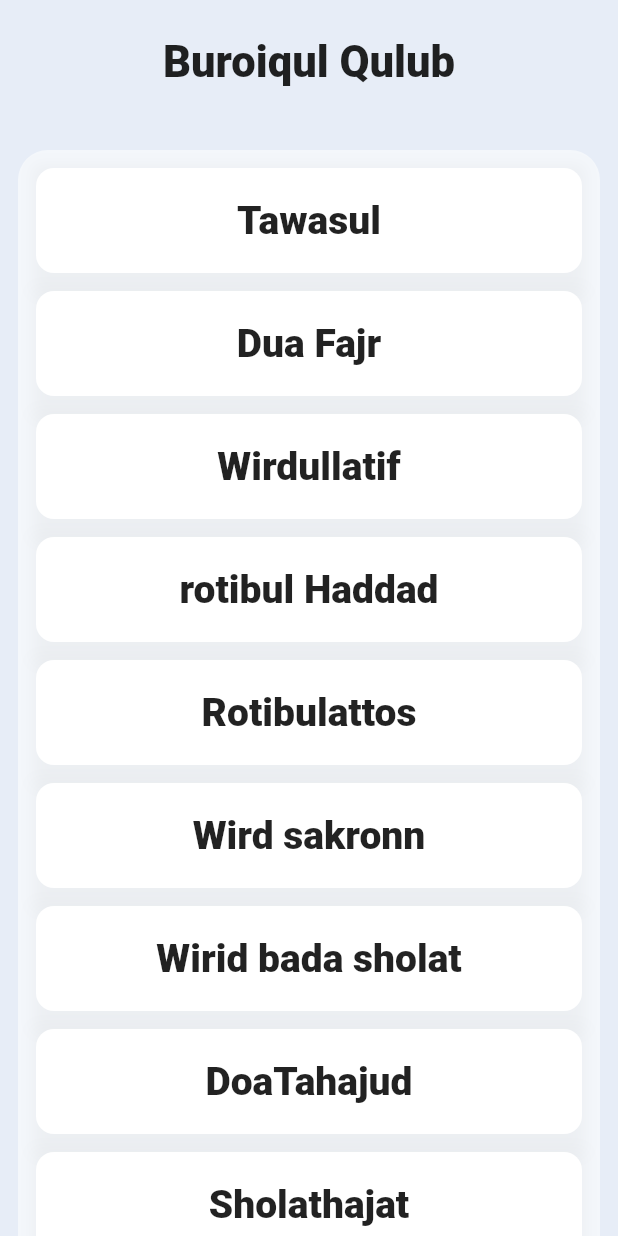
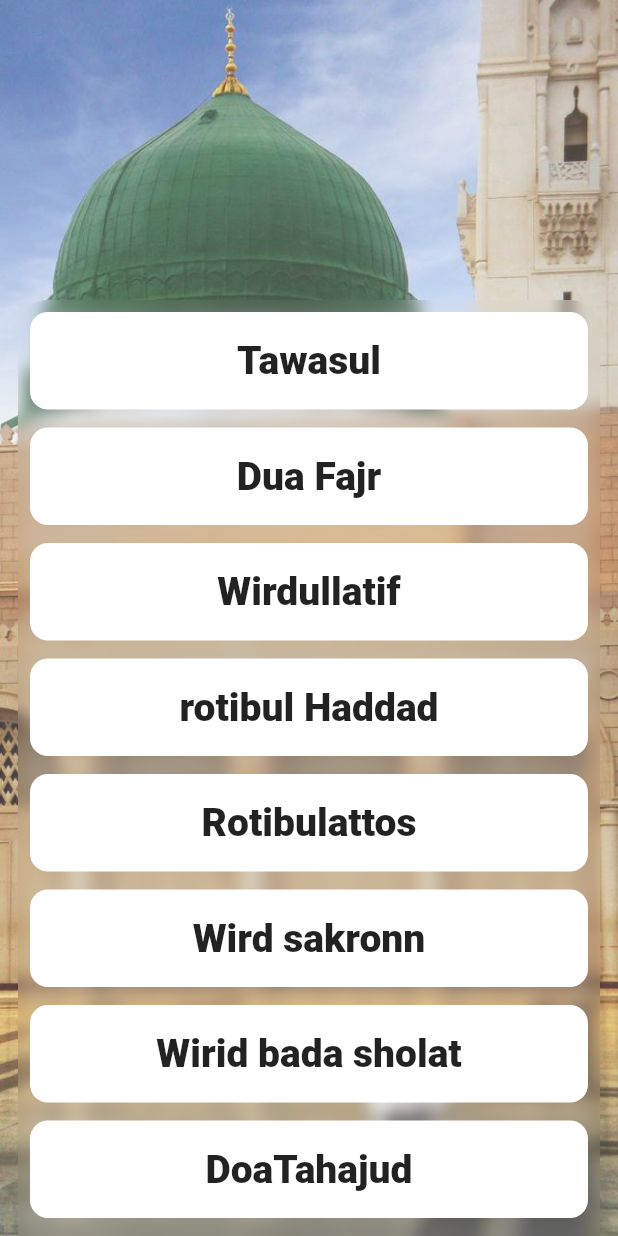
Before and after one commit to rabbanext/buroiqul_qulub, a Flutter app: the screen it shows after launch, on a phone screen of 412 x 824 dp. Run offline on Flutter 3.47's test engine with Material 2 defaults, Android fonts, the phone set to English and light mode, and no system bars; drawn by our look-alikes of blurrycontainer; our stand-ins replace splashscreen; network calls fail.

Commit message:
UI update
+image background
+blurrycontainer
+list properties

```diff
--- a/lib/screens/home_screen.dart
+++ b/lib/screens/home_screen.dart
@@ -1,3 +1,4 @@
+import 'package:blurrycontainer/blurrycontainer.dart';
 import 'package:flutter/material.dart';
 
 class HomeScreen extends StatefulWidget {
@@ -42,35 +43,46 @@ class _HomeScreenState extends State<HomeScreen> {
             Container(
               color: Color(0xFFe7edf7),
             ),
+            Image(
+              image: AssetImage('assets/images/bg.jpg'),
+              fit: BoxFit.cover,
+              height: double.infinity,
+              width: double.infinity,
+              alignment: Alignment.center,
+            ),
             Container(
+              color: Colors.white24,
               padding: EdgeInsets.all(24),
-              child: Align(
-                alignment: Alignment.topCenter,
-                child: Text(
-                  "Buroiqul Qulub",
-                  textAlign: TextAlign.center,
-                  style: TextStyle(fontSize: 29, fontWeight: FontWeight.w900),
-                ),
-              ),
+              // child: Align(
+              //   alignment: Alignment.topCenter,
+              //   child: Text(
+              //     "Majelis\nBuroiqul Qulub",
+              //     textAlign: TextAlign.center,
+              //     style: TextStyle(
+              //         fontSize: 29,
+              //         fontWeight: FontWeight.w900,
+              //         color: Colors.white,
+              //     ),
+              //   ),
+              // ),
             ),
             SingleChildScrollView(
               child: Column(
                 children: <Widget>[
                   Container(
-                    height: 100,
+                    height: 200,
                   ),
                   Container(
                     margin: EdgeInsets.only(left: 12, right: 12),
-                    decoration: BoxDecoration(
+                    child: BlurryContainer(
                       borderRadius: BorderRadius.only(
                           topLeft: Radius.circular(20),
                           topRight: Radius.circular(20)),
-                      color: Color(0xFFF4F7FB),
-                    ),
-                    height: 94 * judul.length.toDouble(),
+                      bgColor: Colors.white,
+                      height: 87 * (judul.length.toDouble() - 1),
                       child: ListView.builder(
                           physics: NeverScrollableScrollPhysics(),
-                        padding: const EdgeInsets.all(12),
+                          //padding: const EdgeInsets.all(12),
                           itemCount: pages.length,
                           itemBuilder: (BuildContext context, int index) {
                             return Container(
@@ -91,7 +103,7 @@ class _HomeScreenState extends State<HomeScreen> {
                                   borderRadius: BorderRadius.all(Radius.circular(12)),
                                   splashColor: Theme.of(context).primaryColorLight,
                                   child: Container(
-                                  height: 70,
+                                    height: 65,
                                     child: Center(
                                         child: Text(
                                       judul[index],
@@ -109,6 +121,7 @@ class _HomeScreenState extends State<HomeScreen> {
                             );
                           }
                       ),
+                    ),
                   )
                 ],
               ),
--- a/pubspec.yaml
+++ b/pubspec.yaml
@@ -24,7 +24,7 @@ dependencies:
   flutter:
     sdk: flutter
   splashscreen: ^1.3.5
-
+  blurrycontainer: ^0.0.1
 
   # The following adds the Cupertino Icons font to your application.
   # Use with the CupertinoIcons class for iOS style icons.
@@ -72,6 +72,7 @@ flutter:
     - assets/images/25/
     - assets/images/26/
     - assets/images/27/
+    - assets/images/bg.jpg
 
   # An image asset can refer to one or more resolution-specific "variants", see
   # https://flutter.dev/assets-and-images/#resolution-aware.
```
Also changed, not shown: assets/images/bg.jpg (added), pubspec.lock. Lines whose indentation alone changed are shown as unchanged.
